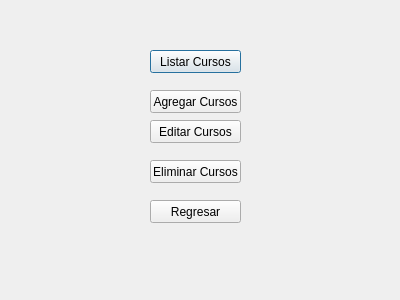
Before: the Qt Designer form gestionarCursosMenu.ui in rubenralda/LFP_Practica1, drawn with Qt 5.
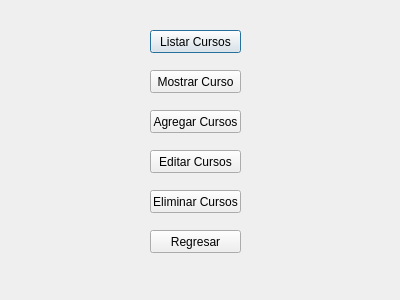
After: the same form once the commit is applied.

What changed in the file:
```diff
--- a/gestionarCursosMenu.ui
+++ b/gestionarCursosMenu.ui
@@ -17,7 +17,7 @@
    <property name="geometry">
     <rect>
      <x>150</x>
-     <y>50</y>
+     <y>30</y>
      <width>91</width>
      <height>23</height>
     </rect>
@@ -30,7 +30,7 @@
    <property name="geometry">
     <rect>
      <x>150</x>
-     <y>90</y>
+     <y>110</y>
      <width>91</width>
      <height>23</height>
     </rect>
@@ -43,7 +43,7 @@
    <property name="geometry">
     <rect>
      <x>150</x>
-     <y>120</y>
+     <y>150</y>
      <width>91</width>
      <height>23</height>
     </rect>
@@ -56,7 +56,7 @@
    <property name="geometry">
     <rect>
      <x>150</x>
-     <y>160</y>
+     <y>190</y>
      <width>91</width>
      <height>23</height>
     </rect>
@@ -69,7 +69,7 @@
    <property name="geometry">
     <rect>
      <x>150</x>
-     <y>200</y>
+     <y>230</y>
      <width>91</width>
      <height>23</height>
     </rect>
@@ -78,6 +78,19 @@
     <string>Regresar</string>
    </property>
   </widget>
+  <widget class="QPushButton" name="buttonBuscar">
+   <property name="geometry">
+    <rect>
+     <x>150</x>
+     <y>70</y>
+     <width>91</width>
+     <height>23</height>
+    </rect>
+   </property>
+   <property name="text">
+    <string>Mostrar Curso</string>
+   </property>
+  </widget>
  </widget>
  <resources/>
  <connections/>
```
